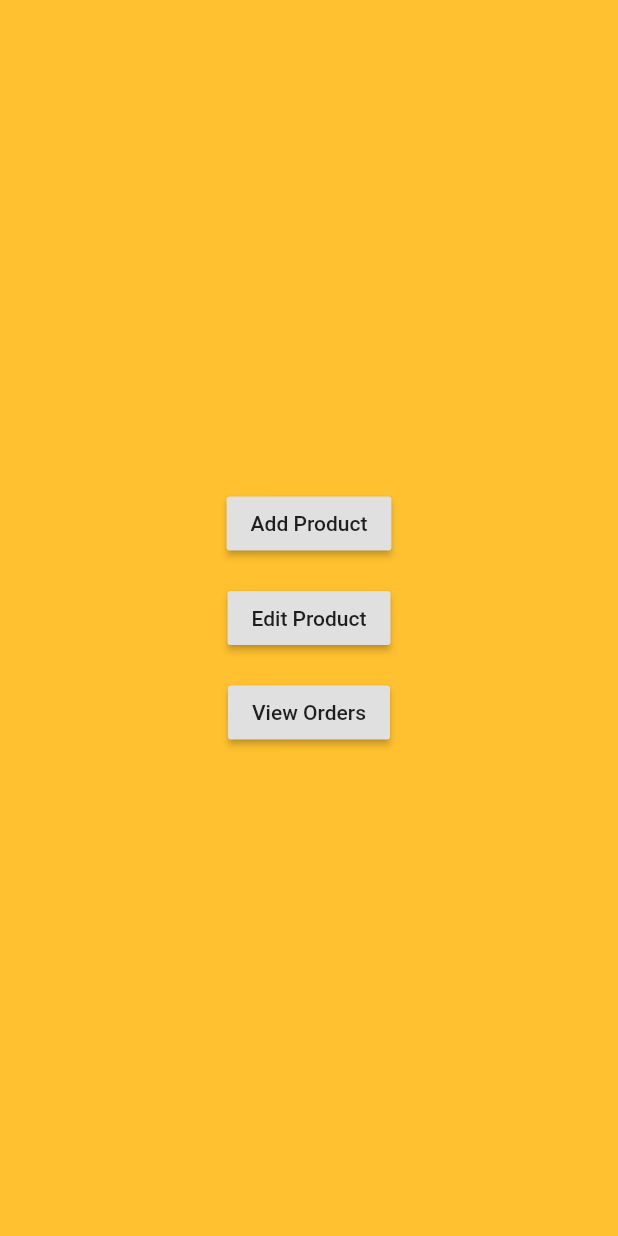
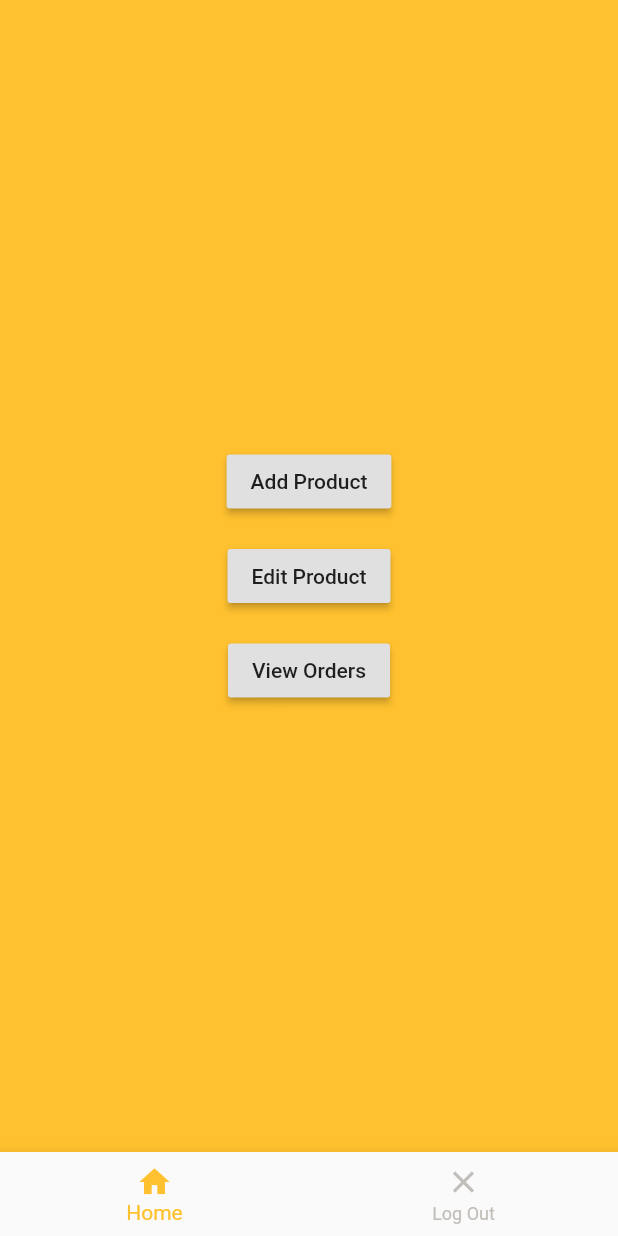
Before and after one commit to AhmedHalbas/Buybes, a Flutter app: the AdminScreen screen opened by its route, on a phone screen of 412 x 824 dp. Run offline on Flutter 3.47's test engine with Material 2 defaults, Android fonts, the phone set to English and light mode, and no system bars; our stand-ins replace cloud_firestore, firebase_auth, modal_progress_hud, shared_preferences; accounts and stored records are empty.

Commit message:
Add Admin Logout and Navigation Bar

```diff
--- a/lib/screens/admin/admin_screen.dart
+++ b/lib/screens/admin/admin_screen.dart
@@ -2,13 +2,62 @@ import 'package:buybes/constants.dart';
 import 'package:buybes/screens/admin/add_product.dart';
 import 'package:buybes/screens/admin/manage_products.dart';
 import 'package:buybes/screens/admin/view_orders.dart';
+import 'package:buybes/services/auth.dart';
 import 'package:flutter/material.dart';
+import 'package:shared_preferences/shared_preferences.dart';
 
-class AdminScreen extends StatelessWidget {
+import '../login_screen.dart';
+
+class AdminScreen extends StatefulWidget {
   static String id = 'AdminScreen';
+
+  @override
+  _AdminScreenState createState() => _AdminScreenState();
+}
+
+class _AdminScreenState extends State<AdminScreen> {
+  final auth = Auth();
+  int navBarIndex = 0;
   @override
   Widget build(BuildContext context) {
     return Scaffold(
+      bottomNavigationBar: BottomNavigationBar(
+        onTap: (value) async {
+          if (value == 1) {
+            SharedPreferences pref = await SharedPreferences.getInstance();
+            pref.clear();
+            await auth.signOut();
+            Navigator.popAndPushNamed(context, LoginScreen.id);
+          }
+          setState(() {
+            navBarIndex = value;
+          });
+        },
+        currentIndex: navBarIndex,
+        type: BottomNavigationBarType.fixed,
+        unselectedItemColor: kUnActiveColor,
+        fixedColor: kMainColor,
+        items: [
+          BottomNavigationBarItem(
+            title: Text(
+              'Home',
+              style: TextStyle(
+                color: kUnActiveColor,
+              ),
+            ),
+            icon: Icon(Icons.home),
+          ),
+          BottomNavigationBarItem(
+            title: Text(
+              'Log Out',
+              style: TextStyle(
+                color: kUnActiveColor,
+              ),
+            ),
+            icon: Icon(Icons.close),
+          ),
+        ],
+      ),
       backgroundColor: kMainColor,
       body: Column(
         mainAxisAlignment: MainAxisAlignment.center,
--- a/lib/screens/user/cart_screen.dart
+++ b/lib/screens/user/cart_screen.dart
@@ -147,7 +147,6 @@ class _CartScreenState extends State<CartScreen> {
                             ),
                           ),
                         );
-
                       },
                       itemCount: products.length,
                     ),
--- a/lib/screens/user/home_screen.dart
+++ b/lib/screens/user/home_screen.dart
@@ -44,9 +44,9 @@ class _HomeScreenState extends State<HomeScreen> {
             bottomNavigationBar: BottomNavigationBar(
               onTap: (value) async {
                 if (value == 1) {
-//                  SharedPreferences pref =
-//                      await SharedPreferences.getInstance();
-//                  pref.clear();
+                  SharedPreferences pref =
+                      await SharedPreferences.getInstance();
+                  pref.clear();
                   await auth.signOut();
                   Navigator.popAndPushNamed(context, LoginScreen.id);
                 }
```
